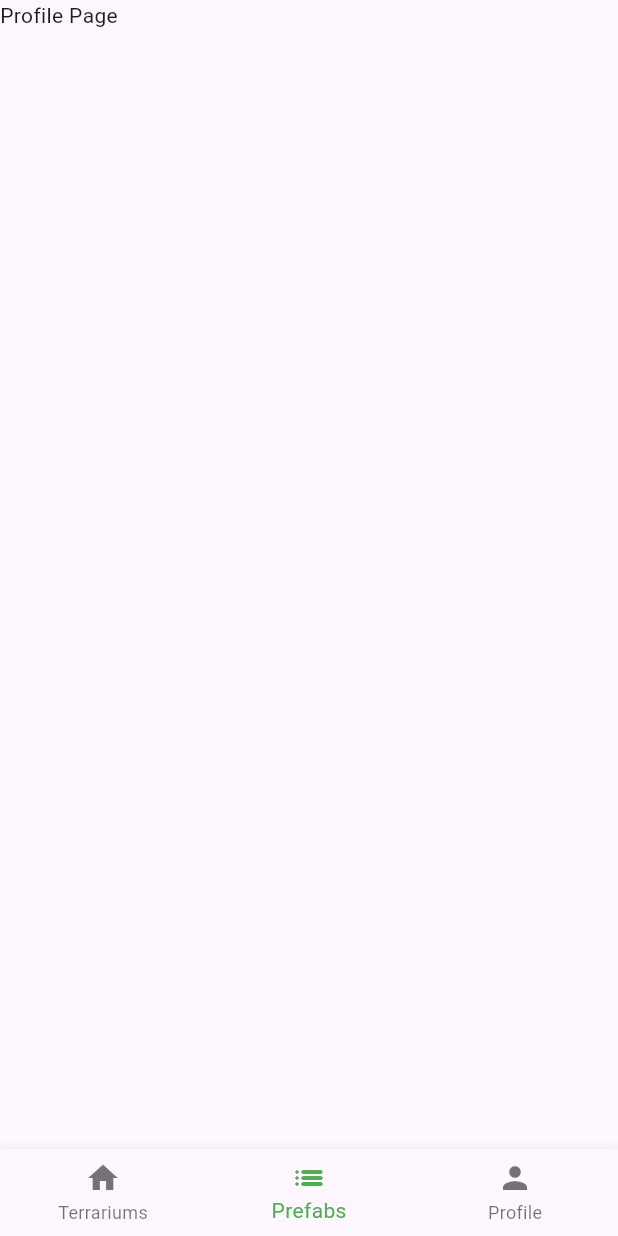
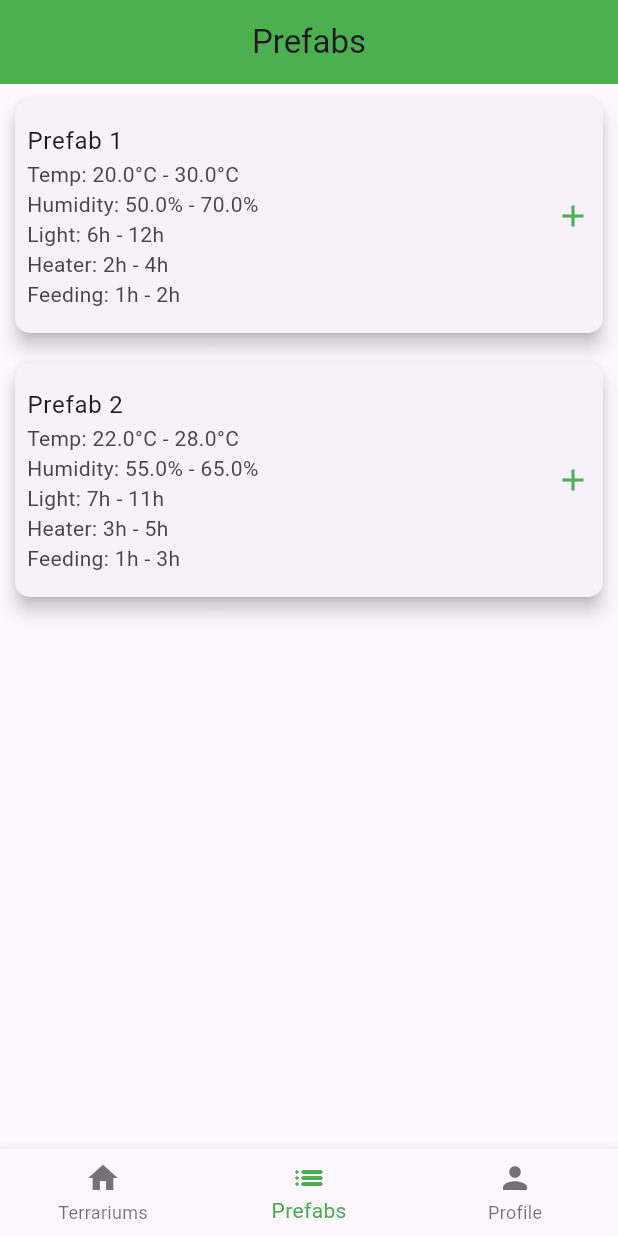
Before and after one commit to pedroarruda07/smart-terrariums, a Flutter app: the MainPage screen opened directly, item 2 of the bottom bar chosen, on a phone screen of 412 x 824 dp. Run offline on Flutter 3.47's test engine with Material 3 defaults, Android fonts, the phone set to English and light mode, and no system bars; our stand-ins replace firebase_core, firebase_database, fl_chart; accounts and stored records are empty.

```diff
--- a/flutter/lib/MainPage.dart
+++ b/flutter/lib/MainPage.dart
@@ -1,5 +1,7 @@
 import 'package:flutter/material.dart';
-import 'TerrariumsListPage.dart';
+import 'PrefabTerrarium.dart'; // Import your PrefabTerrarium class
+import 'PrefabsPage.dart'; // Import your PrefabsPage class
+import 'TerrariumsListPage.dart'; // Import your TerrariumsListPage class
 
 class MainPage extends StatefulWidget {
   @override
@@ -8,11 +10,49 @@ class MainPage extends StatefulWidget {
 
 class _MainPageState extends State<MainPage> {
   int _selectedIndex = 0;
-  final List<Widget> _widgetOptions = [
-    TerrariumsListPage(),
-    //PrefabsPage(),
-    Text('Profile Page'),
+
+  // Mock list of prefabs
+  final List<PrefabTerrarium> mockPrefabs = [
+    PrefabTerrarium(
+      name: 'Prefab 1',
+      minTemperature: 20.0,
+      maxTemperature: 30.0,
+      minHumidity: 50.0,
+      maxHumidity: 70.0,
+      minLightHours: 6,
+      maxLightHours: 12,
+      minHeaterHours: 2,
+      maxHeaterHours: 4,
+      minFeedingHours: 1,
+      maxFeedingHours: 2,
+    ),
+    PrefabTerrarium(
+      name: 'Prefab 2',
+      minTemperature: 22.0,
+      maxTemperature: 28.0,
+      minHumidity: 55.0,
+      maxHumidity: 65.0,
+      minLightHours: 7,
+      maxLightHours: 11,
+      minHeaterHours: 3,
+      maxHeaterHours: 5,
+      minFeedingHours: 1,
+      maxFeedingHours: 3,
+    ),
+    // Add more prefabs as needed
   ];
+
+  late List<Widget> _widgetOptions;
+
+  @override
+  void initState() {
+    super.initState();
+    _widgetOptions = <Widget>[
+      TerrariumsListPage(),
+      PrefabsPage(prefabs: mockPrefabs), // Pass the mockPrefabs list to PrefabsPage
+      Text('Profile Page'),
+    ];
+  }
 
   void _onItemTapped(int index) {
     setState(() {
--- /dev/null
+++ b/flutter/lib/PrefabCard.dart
@@ -0,0 +1,35 @@
+// PrefabCard.dart
+import 'package:flutter/material.dart';
+import 'PrefabTerrarium.dart';
+
+class PrefabCard extends StatelessWidget {
+  final PrefabTerrarium prefab;
+
+  const PrefabCard({Key? key, required this.prefab}) : super(key: key);
+
+  @override
+  Widget build(BuildContext context) {
+    return Card(
+      shape: RoundedRectangleBorder(
+        borderRadius: BorderRadius.circular(10),
+      ),
+      margin: const EdgeInsets.all(10),
+      elevation: 5,
+      child: ListTile(
+        contentPadding: EdgeInsets.all(8),
+        title: Text(prefab.name),
+        subtitle: Text(
+          'Temp: ${prefab.minTemperature}°C - ${prefab.maxTemperature}°C\n'
+              'Humidity: ${prefab.minHumidity}% - ${prefab.maxHumidity}%\n'
+              'Light: ${prefab.minLightHours}h - ${prefab.maxLightHours}h\n'
+              'Heater: ${prefab.minHeaterHours}h - ${prefab.maxHeaterHours}h\n'
+              'Feeding: ${prefab.minFeedingHours}h - ${prefab.maxFeedingHours}h',
+        ),
+        trailing: Icon(Icons.add, color: Colors.green),
+        onTap: () {
+          // Handle onTap action if needed
+        },
+      ),
+    );
+  }
+}
--- /dev/null
+++ b/flutter/lib/PrefabSelectionPage.dart
@@ -0,0 +1,29 @@
+import 'package:flutter/material.dart';
+import 'PrefabTerrarium.dart';
+
+class PrefabSelectionPage extends StatelessWidget {
+  final List<PrefabTerrarium> prefabs; // Define the list of prefabs
+
+  PrefabSelectionPage({Key? key, required this.prefabs}) : super(key: key); // Constructor
+
+  @override
+  Widget build(BuildContext context) {
+    return Scaffold(
+      appBar: AppBar(
+        title: Text('Select Prefab Terrarium'),
+      ),
+      body: ListView.builder(
+        itemCount: prefabs.length,
+        itemBuilder: (context, index) {
+          final prefab = prefabs[index];
+          return ListTile(
+            title: Text(prefab.name),
+            onTap: () {
+              Navigator.of(context).pop(prefab);
+            },
+          );
+        },
+      ),
+    );
+  }
+}
--- /dev/null
+++ b/flutter/lib/PrefabTerrarium.dart
@@ -0,0 +1,27 @@
+class PrefabTerrarium {
+  final String name;
+  final double minTemperature;
+  final double maxTemperature;
+  final double minHumidity;
+  final double maxHumidity;
+  final int minLightHours;
+  final int maxLightHours;
+  final int minHeaterHours;
+  final int maxHeaterHours;
+  final int minFeedingHours;
+  final int maxFeedingHours;
+
+  PrefabTerrarium({
+    required this.name,
+    required this.minTemperature,
+    required this.maxTemperature,
+    required this.minHumidity,
+    required this.maxHumidity,
+    required this.minLightHours,
+    required this.maxLightHours,
+    required this.minHeaterHours,
+    required this.maxHeaterHours,
+    required this.minFeedingHours,
+    required this.maxFeedingHours,
+  });
+}
--- /dev/null
+++ b/flutter/lib/PrefabsPage.dart
@@ -0,0 +1,28 @@
+// PrefabsPage.dart
+import 'package:flutter/material.dart';
+import 'PrefabTerrarium.dart';
+import 'PrefabCard.dart';
+
+class PrefabsPage extends StatelessWidget {
+  final List<PrefabTerrarium> prefabs;
+
+  const PrefabsPage({Key? key, required this.prefabs}) : super(key: key);
+
+  @override
+  Widget build(BuildContext context) {
+    return Scaffold(
+      appBar: AppBar(
+        title: Text('Prefabs'),
+        backgroundColor: Colors.green,
+        centerTitle: true,
+      ),
+      body: ListView.builder(
+        itemCount: prefabs.length,
+        itemBuilder: (context, index) {
+          final prefab = prefabs[index];
+          return PrefabCard(prefab: prefab);
+        },
+      ),
+    );
+  }
+}
--- a/flutter/lib/Terrarium.dart
+++ b/flutter/lib/Terrarium.dart
@@ -1,79 +1,70 @@
 import 'package:firebase_database/firebase_database.dart';
 
 class Terrarium {
-  final String key;
-  final String name;
-  final String ledStatus;
-  final double temperature;
-  final double humidity;
-  final double minTemperature;
-  final double maxTemperature;
-  final double minHumidity;
-  final double maxHumidity;
-  final int? minLightHours;
-  final int? maxLightHours;
-  final int? minHeaterHours;
-  final int? maxHeaterHours;
-  final int? minFeedingHours;
-  final int? maxFeedingHours;
-  final double foodLevel;
-  final double waterLevel;
-  final String heaterStatus;
-  final Map activity;
+  String key;
+  String name;
+  double foodLevel;
+  double waterLevel;
+  double temperature;
+  double humidity;
+  String ledStatus;
+  String heaterStatus;
+  double minTemperature;
+  double maxTemperature;
+  double minHumidity;
+  double maxHumidity;
+  int minLightHours;
+  int maxLightHours;
+  int minHeaterHours;
+  int maxHeaterHours;
+  int minFeedingHours;
+  int maxFeedingHours;
+  Map<String, dynamic> activity;
 
   Terrarium({
     required this.key,
     required this.name,
-    required this.ledStatus,
+    required this.foodLevel,
+    required this.waterLevel,
     required this.temperature,
     required this.humidity,
+    required this.ledStatus,
+    required this.heaterStatus,
     required this.minTemperature,
     required this.maxTemperature,
     required this.minHumidity,
     required this.maxHumidity,
-    this.minLightHours,
-    this.maxLightHours,
-    this.minHeaterHours,
-    this.maxHeaterHours,
-    this.minFeedingHours,
-    this.maxFeedingHours,
-    required this.foodLevel,
-    required this.heaterStatus,
-    required this.waterLevel,
-    required this.activity
+    required this.minLightHours,
+    required this.maxLightHours,
+    required this.minHeaterHours,
+    required this.maxHeaterHours,
+    required this.minFeedingHours,
+    required this.maxFeedingHours,
+    required this.activity,
   });
 
   factory Terrarium.fromSnapshot(DataSnapshot snapshot) {
-    final value = snapshot.value as Map<dynamic, dynamic>?;
-
-    if (value == null) {
-      throw StateError('Missing data for terrarium snapshot');
-    }
-
-    final Map<String, dynamic> terrariumData = value.map<String, dynamic>(
-          (key, value) => MapEntry(key as String, value),
-    );
-
+    final data = snapshot.value as Map<dynamic, dynamic>;
     return Terrarium(
-      key: snapshot.key!,
-      name: terrariumData['name'],
-      ledStatus: terrariumData['ledStatus'],
-      temperature: (terrariumData['temperature'] as num).toDouble(),
-      humidity: (terrariumData['humidity'] as num).toDouble(),
-      minTemperature: (terrariumData['minTemp'] as num).toDouble(),
-      maxTemperature: (terrariumData['maxTemp'] as num).toDouble(),
-      minHumidity: (terrariumData['minHumidity'] as num).toDouble(),
-      maxHumidity: (terrariumData['maxHumidity'] as num).toDouble(),
-      minLightHours: terrariumData['minLight'],
-      maxLightHours: terrariumData['maxLight'],
-      minHeaterHours: terrariumData['minHeaterHours'],
-      maxHeaterHours: terrariumData['maxHeaterHours'],
-      minFeedingHours: terrariumData['minFeedingHours'],
-      maxFeedingHours: terrariumData['maxFeedingHours'],
-      waterLevel: (terrariumData['waterLevel'] as num).toDouble(),
-      foodLevel: (terrariumData['foodLevel'] as num).toDouble(),
-      heaterStatus: terrariumData['heaterStatus'],
-      activity: terrariumData['activity']
+      key: snapshot.key ?? '',
+      name: data['name'] as String? ?? '',
+      foodLevel: (data['foodLevel'] as num?)?.toDouble() ?? 0.0,
+      waterLevel: (data['waterLevel'] as num?)?.toDouble() ?? 0.0,
+      temperature: (data['temperature'] as num?)?.toDouble() ?? 0.0,
+      humidity: (data['humidity'] as num?)?.toDouble() ?? 0.0,
+      ledStatus: data['ledStatus'] as String? ?? 'OFF',
+      heaterStatus: data['heaterStatus'] as String? ?? 'OFF',
+      minTemperature: (data['minTemperature'] as num?)?.toDouble() ?? 0.0,
+      maxTemperature: (data['maxTemperature'] as num?)?.toDouble() ?? 0.0,
+      minHumidity: (data['minHumidity'] as num?)?.toDouble() ?? 0.0,
+      maxHumidity: (data['maxHumidity'] as num?)?.toDouble() ?? 0.0,
+      minLightHours: (data['minLightHours'] as num?)?.toInt() ?? 0,
+      maxLightHours: (data['maxLightHours'] as num?)?.toInt() ?? 0,
+      minHeaterHours: (data['minHeaterHours'] as num?)?.toInt() ?? 0,
+      maxHeaterHours: (data['maxHeaterHours'] as num?)?.toInt() ?? 0,
+      minFeedingHours: (data['minFeedingHours'] as num?)?.toInt() ?? 0,
+      maxFeedingHours: (data['maxFeedingHours'] as num?)?.toInt() ?? 0,
+      activity: Map<String, dynamic>.from(data['activity'] as Map<dynamic, dynamic>? ?? {}),
     );
   }
 }
--- a/flutter/lib/main.dart
+++ b/flutter/lib/main.dart
@@ -2,6 +2,8 @@ import 'package:flutter/material.dart';
 import 'package:firebase_core/firebase_core.dart';
 import 'firebase_options.dart';
 import 'LoginPage.dart';
+import 'package:flutter/material.dart';
+import  'TerrariumsListPage.dart';
 
 void main() async {
   WidgetsFlutterBinding.ensureInitialized();
```
Also changed, not shown: flutter/lib/AddTerrariumDialog.dart (+51 -20 lines), flutter/lib/TerrariumCard.dart (added, +32 -0 lines), flutter/lib/TerrariumPage.dart (+17 -11 lines), flutter/lib/TerrariumsListPage.dart (+5 -35 lines).
